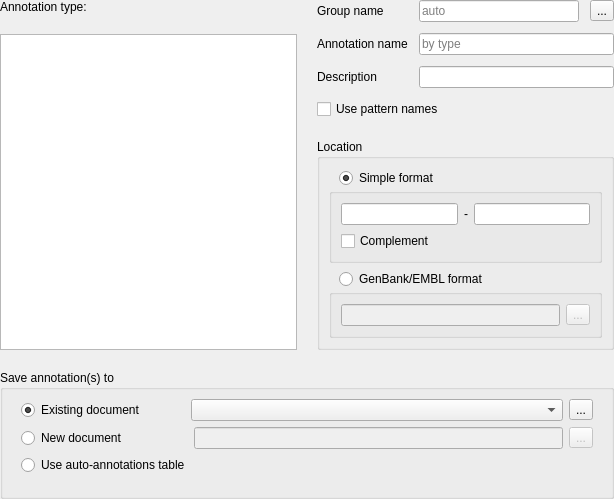
The window that src/corelibs/U2Gui/src/util/CreateAnnotationFullWidget.ui (telomerticcontrol/ugene) describes before a commit, drawn with Qt 5.
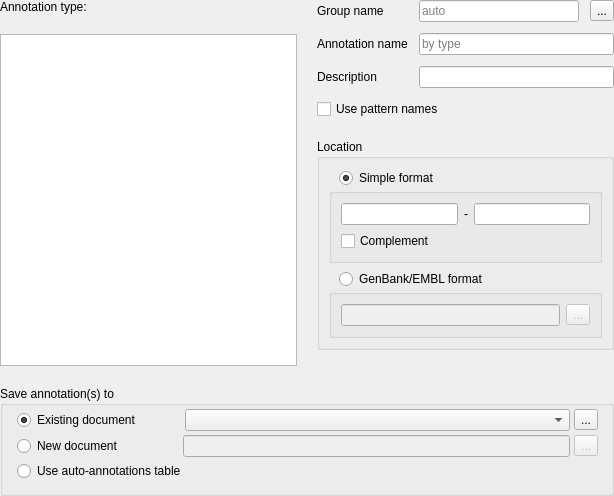
The same window after the commit. Icons and pictures are not drawn.

The edit to the form file:
```diff
--- a/src/corelibs/U2Gui/src/util/CreateAnnotationFullWidget.ui
+++ b/src/corelibs/U2Gui/src/util/CreateAnnotationFullWidget.ui
@@ -353,9 +353,15 @@
       <property name="spacing">
        <number>0</number>
       </property>
+      <property name="leftMargin">
+       <number>5</number>
+      </property>
       <property name="topMargin">
        <number>0</number>
       </property>
+      <property name="rightMargin">
+       <number>4</number>
+      </property>
       <property name="bottomMargin">
        <number>12</number>
       </property>
@@ -371,8 +377,26 @@
          <string>Choose a file to store the annotations</string>
         </property>
         <layout class="QHBoxLayout" name="saveAnnotationsLayout">
+         <property name="leftMargin">
+          <number>9</number>
+         </property>
+         <property name="topMargin">
+          <number>3</number>
+         </property>
+         <property name="bottomMargin">
+          <number>0</number>
+         </property>
          <item>
           <layout class="QVBoxLayout" name="verticalLayout_7">
+           <property name="spacing">
+            <number>4</number>
+           </property>
+           <property name="leftMargin">
+            <number>0</number>
+           </property>
+           <property name="topMargin">
+            <number>0</number>
+           </property>
            <item>
             <layout class="QHBoxLayout" name="horizontalLayout_4">
              <item>
@@ -446,7 +470,7 @@
                </property>
                <property name="sizeHint" stdset="0">
                 <size>
-                 <width>61</width>
+                 <width>56</width>
                  <height>20</height>
                 </size>
                </property>
@@ -480,19 +504,6 @@
                </property>
               </widget>
              </item>
-             <item>
-              <spacer name="horizontalSpacer_5">
-               <property name="orientation">
-                <enum>Qt::Horizontal</enum>
-               </property>
-               <property name="sizeHint" stdset="0">
-                <size>
-                 <width>40</width>
-                 <height>20</height>
-                </size>
-               </property>
-              </spacer>
-             </item>
             </layout>
            </item>
           </layout>
```
